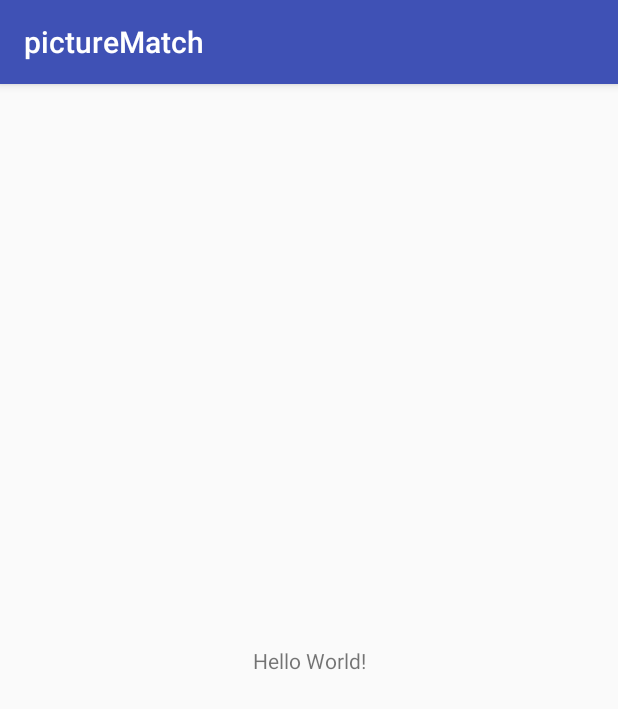
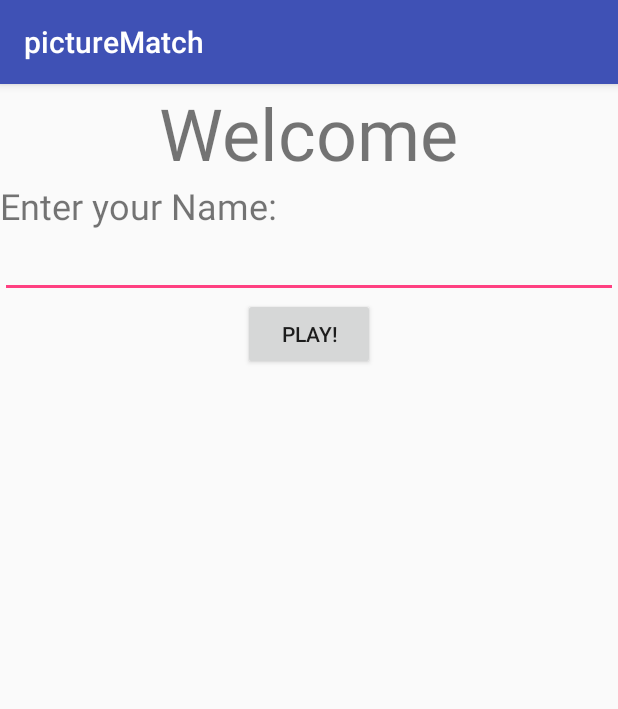
Before and after one commit to BCshirdavani/cs470_hw02_v2.1, an Android app: the screen it shows after launch (MainActivity), on a phone screen of 412 x 824 dp. Shown: the top 709 px of the screen. Run offline under Robolectric (Android 15) with nearby library versions, the phone set to English and light mode, and no system bars.

```diff
--- a/app/src/main/AndroidManifest.xml
+++ b/app/src/main/AndroidManifest.xml
@@ -16,6 +16,7 @@
                 <category android:name="android.intent.category.LAUNCHER" />
             </intent-filter>
         </activity>
+        <activity android:name=".game"></activity>
     </application>
 
 </manifest>
--- a/app/src/main/java/com/example/shymacbook/picturematch/MainActivity.java
+++ b/app/src/main/java/com/example/shymacbook/picturematch/MainActivity.java
@@ -1,13 +1,42 @@
 package com.example.shymacbook.picturematch;
 
+import android.content.Intent;
 import android.support.v7.app.AppCompatActivity;
 import android.os.Bundle;
+import android.view.View;
+import android.widget.Button;
+import android.widget.EditText;
 
 public class MainActivity extends AppCompatActivity {
+
+    private Button playBUTTON;
+    private EditText nameIN;
+    private String nameEntered;
 
     @Override
     protected void onCreate(Bundle savedInstanceState) {
         super.onCreate(savedInstanceState);
         setContentView(R.layout.activity_main);
+
+
+        playBUTTON = (Button) findViewById(R.id.play_button);
+        nameIN = (EditText) findViewById(R.id.name_input);
+
+        playBUTTON.setOnClickListener(new View.OnClickListener() {
+              @Override
+              public void onClick(View v) {
+                  nameEntered = nameIN.getText().toString();
+                  Intent startChildActivityIntent = new Intent(MainActivity.this, game.class);
+                  startChildActivityIntent.putExtra(Intent.EXTRA_TEXT, nameEntered);
+                  startActivity(startChildActivityIntent);
+              }
+            }
+        );
+
+    }
+
+
+    public void playNow(View view) {
+
     }
 }
--- a/app/src/main/res/layout/activity_main.xml
+++ b/app/src/main/res/layout/activity_main.xml
@@ -1,18 +1,45 @@
 <?xml version="1.0" encoding="utf-8"?>
-<android.support.constraint.ConstraintLayout xmlns:android="http://schemas.android.com/apk/res/android"
+<android.support.v7.widget.LinearLayoutCompat xmlns:android="http://schemas.android.com/apk/res/android"
     xmlns:app="http://schemas.android.com/apk/res-auto"
     xmlns:tools="http://schemas.android.com/tools"
     android:layout_width="match_parent"
     android:layout_height="match_parent"
-    tools:context="com.example.shymacbook.picturematch.MainActivity">
+    tools:context="com.example.shymacbook.picturematch.MainActivity"
+    android:orientation="vertical"
+    >
 
     <TextView
         android:layout_width="wrap_content"
         android:layout_height="wrap_content"
-        android:text="Hello World!"
+        android:text="Welcome"
+        android:textSize="48dp"
+        android:layout_gravity="center_horizontal"
         app:layout_constraintBottom_toBottomOf="parent"
         app:layout_constraintLeft_toLeftOf="parent"
         app:layout_constraintRight_toRightOf="parent"
-        app:layout_constraintTop_toTopOf="parent" />
+        app:layout_constraintTop_toTopOf="parent"
+        />
 
-</android.support.constraint.ConstraintLayout>
+    <TextView
+        android:layout_width="wrap_content"
+        android:layout_height="wrap_content"
+        android:text="Enter your Name:"
+        android:textSize="24dp"
+        />
+
+    <EditText
+        android:id="@+id/name_input"
+        android:layout_width="match_parent"
+        android:layout_height="wrap_content"
+        />
+
+    <Button
+        android:id="@+id/play_button"
+        android:layout_width="wrap_content"
+        android:layout_height="wrap_content"
+        android:text="Play!"
+        android:layout_gravity="center_horizontal"
+        android:onClick="playNow"
+        />
+
+</android.support.v7.widget.LinearLayoutCompat>
```
Also changed, not shown: app/src/main/java/com/example/shymacbook/picturematch/game.java (added, +13 -0 lines), app/src/main/res/layout/activity_game.xml (added, +120 -0 lines).
